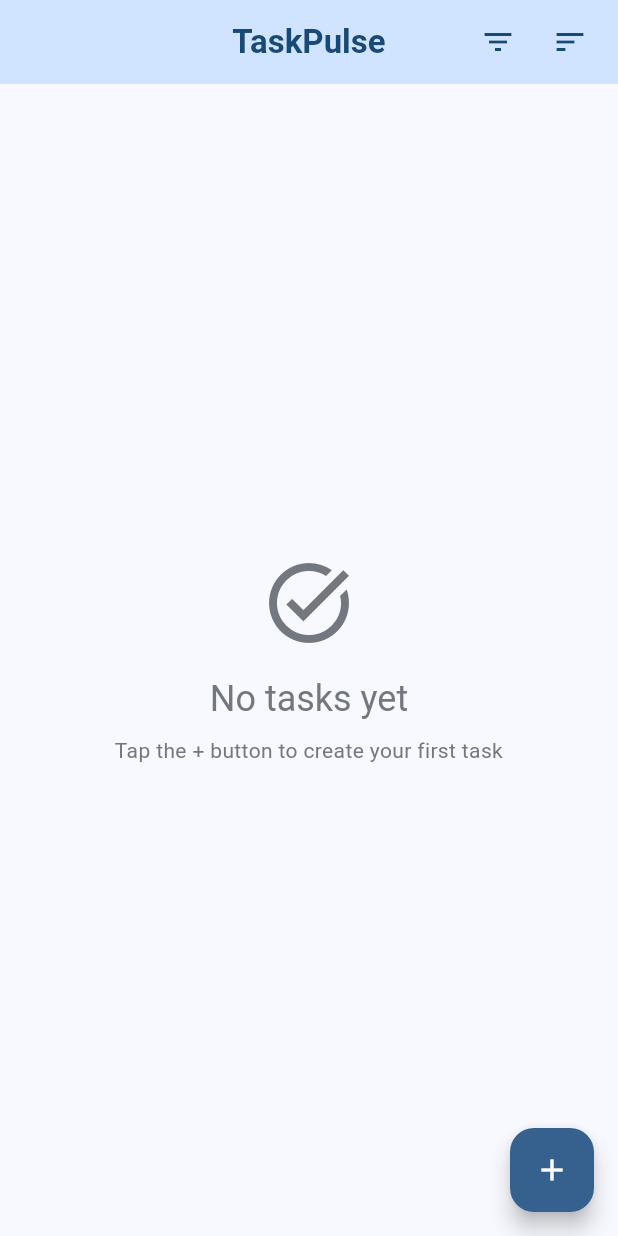
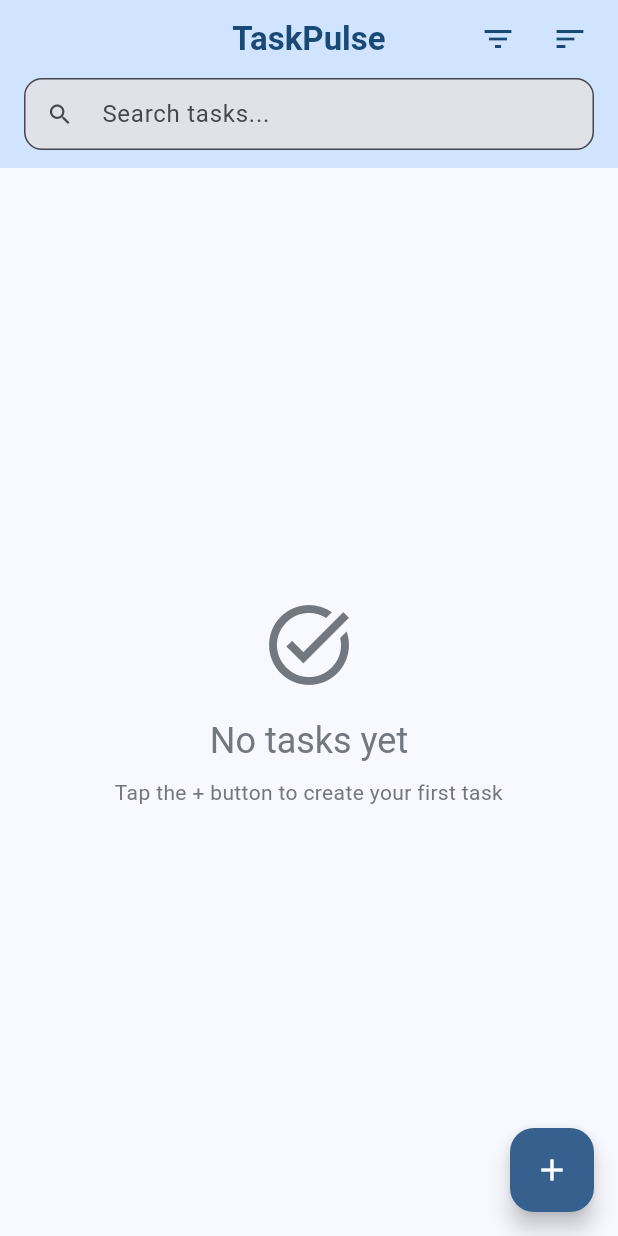
Before and after one commit to survil-dhaduk/task_pulse_flutter, a Flutter app: the screen it shows after launch, on a phone screen of 412 x 824 dp. Run offline on Flutter 3.47's test engine with Material 3 defaults, Android fonts, the phone set to English and light mode, and no system bars; our stand-ins replace dartz, equatable, flutter_bloc, flutter_local_notifications, flutter_slidable, get_it and 3 more; accounts and stored records are empty.

Commit message:
Implement task search functionality in TaskListScreen
- Added a debounced search bar in the TaskListScreen UI for searching tasks by title or description.
- Integrated search functionality with TaskBloc, handling search events and resetting tasks on empty queries.
- Enhanced UI to display search results, including loading states and result count hints.
- Updated task management presentation layer to reflect new search capabilities.

```diff
--- a/lib/features/task_management/presentation/pages/task_list_screen.dart
+++ b/lib/features/task_management/presentation/pages/task_list_screen.dart
@@ -1,3 +1,5 @@
+import 'dart:async';
+
 import 'package:flutter/material.dart';
 import 'package:flutter_bloc/flutter_bloc.dart';
 import 'package:flutter_slidable/flutter_slidable.dart';
@@ -19,11 +21,42 @@ class TaskListScreen extends StatefulWidget {
 }
 
 class _TaskListScreenState extends State<TaskListScreen> {
+  final TextEditingController _searchController = TextEditingController();
+  Timer? _searchDebounce;
+
   @override
   void initState() {
     super.initState();
     // Load tasks when the screen is initialized
     context.read<TaskBloc>().add(LoadTasks());
+  }
+
+  @override
+  void dispose() {
+    _searchDebounce?.cancel();
+    _searchController.dispose();
+    super.dispose();
+  }
+
+  void _onSearchChanged(String value) {
+    // Rebuild to update the clear icon visibility
+    setState(() {});
+
+    _searchDebounce?.cancel();
+    _searchDebounce = Timer(const Duration(milliseconds: 300), () {
+      final trimmed = value.trim();
+      if (trimmed.isEmpty) {
+        context.read<TaskBloc>().add(const LoadTasks());
+      } else {
+        context.read<TaskBloc>().add(SearchTasks(trimmed));
+      }
+    });
+  }
+
+  void _clearSearch() {
+    _searchController.clear();
+    setState(() {});
+    context.read<TaskBloc>().add(const LoadTasks());
   }
 
   @override
@@ -45,6 +78,33 @@ class _TaskListScreenState extends State<TaskListScreen> {
           _buildSortMenu(),
           const SizedBox(width: 8),
         ],
+        bottom: PreferredSize(
+          preferredSize: const Size.fromHeight(56),
+          child: Padding(
+            padding: const EdgeInsets.fromLTRB(16, 0, 16, 12),
+            child: TextField(
+              controller: _searchController,
+              onChanged: _onSearchChanged,
+              textInputAction: TextInputAction.search,
+              decoration: InputDecoration(
+                hintText: 'Search tasks...',
+                prefixIcon: const Icon(Icons.search),
+                suffixIcon: _searchController.text.isEmpty
+                    ? null
+                    : IconButton(
+                        tooltip: 'Clear',
+                        icon: const Icon(Icons.clear),
+                        onPressed: _clearSearch,
+                      ),
+                border: OutlineInputBorder(
+                  borderRadius: BorderRadius.circular(12),
+                ),
+                isDense: true,
+                filled: true,
+              ),
+            ),
+          ),
+        ),
       ),
       body: BlocBuilder<TaskBloc, TaskState>(
         builder: (context, state) {
@@ -103,6 +163,35 @@ class _TaskListScreenState extends State<TaskListScreen> {
                     ),
                   ),
                 Expanded(child: _buildTaskList(state.tasks)),
+              ],
+            );
+          } else if (state is TaskSearchResults) {
+            return Column(
+              crossAxisAlignment: CrossAxisAlignment.stretch,
+              children: [
+                Container(
+                  padding: const EdgeInsets.symmetric(
+                    horizontal: 16,
+                    vertical: 8,
+                  ),
+                  color: Theme.of(context).colorScheme.surfaceContainerHighest,
+                  child: Text(
+                    "Search: '${state.query}' — ${state.tasks.length} result(s)",
+                    style: Theme.of(context).textTheme.labelMedium,
+                    textAlign: TextAlign.left,
+                  ),
+                ),
+                Expanded(child: _buildTaskList(state.tasks)),
+              ],
+            );
+          } else if (state is TaskSearching) {
+            return Stack(
+              children: [
+                _buildTaskList(state.tasks),
+                Container(
+                  color: Colors.black.withValues(alpha: 0.3),
+                  child: const Center(child: CircularProgressIndicator()),
+                ),
               ],
             );
           } else if (state is TaskOperationInProgress) {
```
Also changed, not shown: .taskmaster/tasks/task_011.txt, .taskmaster/tasks/tasks.json.
